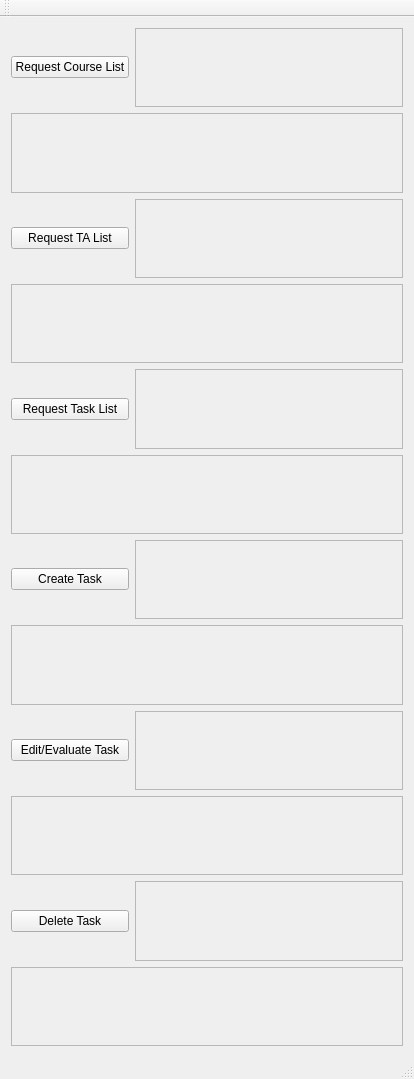
The window that TAEvalClient/MainWindow.ui (stevenwu4/COMP3004) describes before a commit, drawn with Qt 5.
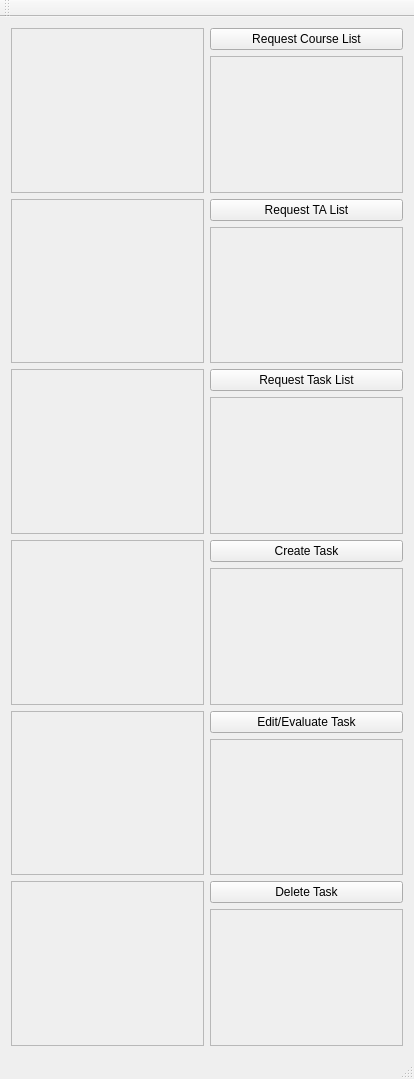
The same window after the commit.

Commit message: +test case full descriptions

```diff
--- a/TAEvalClient/MainWindow.ui
+++ b/TAEvalClient/MainWindow.ui
@@ -30,7 +30,46 @@
     <property name="sizeConstraint">
      <enum>QLayout::SetDefaultConstraint</enum>
     </property>
-    <item row="3" column="1">
+    <item row="8" column="1">
+     <widget class="QTextEdit" name="taskListTextEdit">
+      <property name="enabled">
+       <bool>false</bool>
+      </property>
+      <property name="verticalScrollBarPolicy">
+       <enum>Qt::ScrollBarAlwaysOff</enum>
+      </property>
+      <property name="horizontalScrollBarPolicy">
+       <enum>Qt::ScrollBarAlwaysOff</enum>
+      </property>
+     </widget>
+    </item>
+    <item row="16" column="0" rowspan="2">
+     <widget class="QTextEdit" name="deleteInfoTextEdit">
+      <property name="enabled">
+       <bool>false</bool>
+      </property>
+      <property name="verticalScrollBarPolicy">
+       <enum>Qt::ScrollBarAlwaysOff</enum>
+      </property>
+      <property name="horizontalScrollBarPolicy">
+       <enum>Qt::ScrollBarAlwaysOff</enum>
+      </property>
+     </widget>
+    </item>
+    <item row="17" column="1">
+     <widget class="QTextEdit" name="deleteTextEdit">
+      <property name="enabled">
+       <bool>false</bool>
+      </property>
+      <property name="verticalScrollBarPolicy">
+       <enum>Qt::ScrollBarAlwaysOff</enum>
+      </property>
+      <property name="horizontalScrollBarPolicy">
+       <enum>Qt::ScrollBarAlwaysOff</enum>
+      </property>
+     </widget>
+    </item>
+    <item row="5" column="1">
      <widget class="QTextEdit" name="taListTextEdit">
       <property name="enabled">
        <bool>false</bool>
@@ -43,34 +82,21 @@
       </property>
      </widget>
     </item>
-    <item row="2" column="0" colspan="2">
-     <widget class="QTextEdit" name="courseListInfotextEdit">
-      <property name="enabled">
-       <bool>false</bool>
-      </property>
-      <property name="verticalScrollBarPolicy">
-       <enum>Qt::ScrollBarAlwaysOff</enum>
-      </property>
-      <property name="horizontalScrollBarPolicy">
-       <enum>Qt::ScrollBarAlwaysOff</enum>
-      </property>
-     </widget>
-    </item>
-    <item row="9" column="0">
+    <item row="13" column="1">
      <widget class="QPushButton" name="editButton">
       <property name="text">
        <string>Edit/Evaluate Task</string>
       </property>
      </widget>
     </item>
-    <item row="5" column="0">
+    <item row="7" column="1">
      <widget class="QPushButton" name="taskListButton">
       <property name="text">
        <string>Request Task List</string>
       </property>
      </widget>
     </item>
-    <item row="11" column="0">
+    <item row="16" column="1">
      <widget class="QPushButton" name="deleteButton">
       <property name="text">
        <string>Delete Task</string>
@@ -78,108 +104,27 @@
      </widget>
     </item>
     <item row="0" column="1">
-     <widget class="QTextEdit" name="courseListTextEdit">
-      <property name="enabled">
-       <bool>false</bool>
-      </property>
-      <property name="autoFillBackground">
-       <bool>false</bool>
-      </property>
-      <property name="verticalScrollBarPolicy">
-       <enum>Qt::ScrollBarAlwaysOff</enum>
-      </property>
-      <property name="horizontalScrollBarPolicy">
-       <enum>Qt::ScrollBarAlwaysOff</enum>
-      </property>
-     </widget>
-    </item>
-    <item row="4" column="0" colspan="2">
-     <widget class="QTextEdit" name="taListInfoTextEdit">
-      <property name="enabled">
-       <bool>false</bool>
-      </property>
-      <property name="verticalScrollBarPolicy">
-       <enum>Qt::ScrollBarAlwaysOff</enum>
-      </property>
-      <property name="horizontalScrollBarPolicy">
-       <enum>Qt::ScrollBarAlwaysOff</enum>
-      </property>
-     </widget>
-    </item>
-    <item row="0" column="0">
      <widget class="QPushButton" name="courseListButton">
       <property name="text">
        <string>Request Course List</string>
       </property>
      </widget>
     </item>
-    <item row="7" column="1">
-     <widget class="QTextEdit" name="createTextEdit">
-      <property name="enabled">
-       <bool>false</bool>
-      </property>
-      <property name="verticalScrollBarPolicy">
-       <enum>Qt::ScrollBarAlwaysOff</enum>
-      </property>
-      <property name="horizontalScrollBarPolicy">
-       <enum>Qt::ScrollBarAlwaysOff</enum>
-      </property>
-     </widget>
-    </item>
-    <item row="11" column="1">
-     <widget class="QTextEdit" name="deleteTextEdit">
-      <property name="enabled">
-       <bool>false</bool>
-      </property>
-      <property name="verticalScrollBarPolicy">
-       <enum>Qt::ScrollBarAlwaysOff</enum>
-      </property>
-      <property name="horizontalScrollBarPolicy">
-       <enum>Qt::ScrollBarAlwaysOff</enum>
-      </property>
-     </widget>
-    </item>
-    <item row="7" column="0">
+    <item row="10" column="1">
      <widget class="QPushButton" name="createButton">
       <property name="text">
        <string>Create Task</string>
       </property>
      </widget>
     </item>
-    <item row="5" column="1">
-     <widget class="QTextEdit" name="taskListTextEdit">
-      <property name="enabled">
-       <bool>false</bool>
-      </property>
-      <property name="verticalScrollBarPolicy">
-       <enum>Qt::ScrollBarAlwaysOff</enum>
-      </property>
-      <property name="horizontalScrollBarPolicy">
-       <enum>Qt::ScrollBarAlwaysOff</enum>
-      </property>
-     </widget>
-    </item>
-    <item row="6" column="0" colspan="2">
-     <widget class="QTextEdit" name="taskListInfoTextEdit">
-      <property name="enabled">
-       <bool>false</bool>
-      </property>
-      <property name="verticalScrollBarPolicy">
-       <enum>Qt::ScrollBarAlwaysOff</enum>
-      </property>
-      <property name="horizontalScrollBarPolicy">
-       <enum>Qt::ScrollBarAlwaysOff</enum>
-      </property>
-     </widget>
-    </item>
-    <item row="3" column="0">
+    <item row="4" column="1">
      <widget class="QPushButton" name="taListButton">
       <property name="text">
        <string>Request TA List</string>
       </property>
      </widget>
     </item>
-    <item row="8" column="0" colspan="2">
+    <item row="10" column="0" rowspan="2">
      <widget class="QTextEdit" name="createInfoTextEdit">
       <property name="enabled">
        <bool>false</bool>
@@ -192,7 +137,7 @@
       </property>
      </widget>
     </item>
-    <item row="9" column="1">
+    <item row="14" column="1">
      <widget class="QTextEdit" name="editTextEdit">
       <property name="enabled">
        <bool>false</bool>
@@ -205,7 +150,7 @@
       </property>
      </widget>
     </item>
-    <item row="10" column="0" colspan="2">
+    <item row="13" column="0" rowspan="2">
      <widget class="QTextEdit" name="editInfoTextEdit">
       <property name="enabled">
        <bool>false</bool>
@@ -218,8 +163,63 @@
       </property>
      </widget>
     </item>
-    <item row="12" column="0" colspan="2">
-     <widget class="QTextEdit" name="deleteInfoTextEdit">
+    <item row="4" column="0" rowspan="2">
+     <widget class="QTextEdit" name="taListInfoTextEdit">
+      <property name="enabled">
+       <bool>false</bool>
+      </property>
+      <property name="verticalScrollBarPolicy">
+       <enum>Qt::ScrollBarAlwaysOff</enum>
+      </property>
+      <property name="horizontalScrollBarPolicy">
+       <enum>Qt::ScrollBarAlwaysOff</enum>
+      </property>
+     </widget>
+    </item>
+    <item row="7" column="0" rowspan="2">
+     <widget class="QTextEdit" name="taskListInfoTextEdit">
+      <property name="enabled">
+       <bool>false</bool>
+      </property>
+      <property name="verticalScrollBarPolicy">
+       <enum>Qt::ScrollBarAlwaysOff</enum>
+      </property>
+      <property name="horizontalScrollBarPolicy">
+       <enum>Qt::ScrollBarAlwaysOff</enum>
+      </property>
+     </widget>
+    </item>
+    <item row="11" column="1">
+     <widget class="QTextEdit" name="createTextEdit">
+      <property name="enabled">
+       <bool>false</bool>
+      </property>
+      <property name="verticalScrollBarPolicy">
+       <enum>Qt::ScrollBarAlwaysOff</enum>
+      </property>
+      <property name="horizontalScrollBarPolicy">
+       <enum>Qt::ScrollBarAlwaysOff</enum>
+      </property>
+     </widget>
+    </item>
+    <item row="1" column="1">
+     <widget class="QTextEdit" name="courseListTextEdit">
+      <property name="enabled">
+       <bool>false</bool>
+      </property>
+      <property name="autoFillBackground">
+       <bool>false</bool>
+      </property>
+      <property name="verticalScrollBarPolicy">
+       <enum>Qt::ScrollBarAlwaysOff</enum>
+      </property>
+      <property name="horizontalScrollBarPolicy">
+       <enum>Qt::ScrollBarAlwaysOff</enum>
+      </property>
+     </widget>
+    </item>
+    <item row="0" column="0" rowspan="2">
+     <widget class="QTextEdit" name="courseListInfotextEdit">
       <property name="enabled">
        <bool>false</bool>
       </property>
```
Left out of the diff: 22 changed lines with no effect on the pictures. The commit also changes 1 other file.
